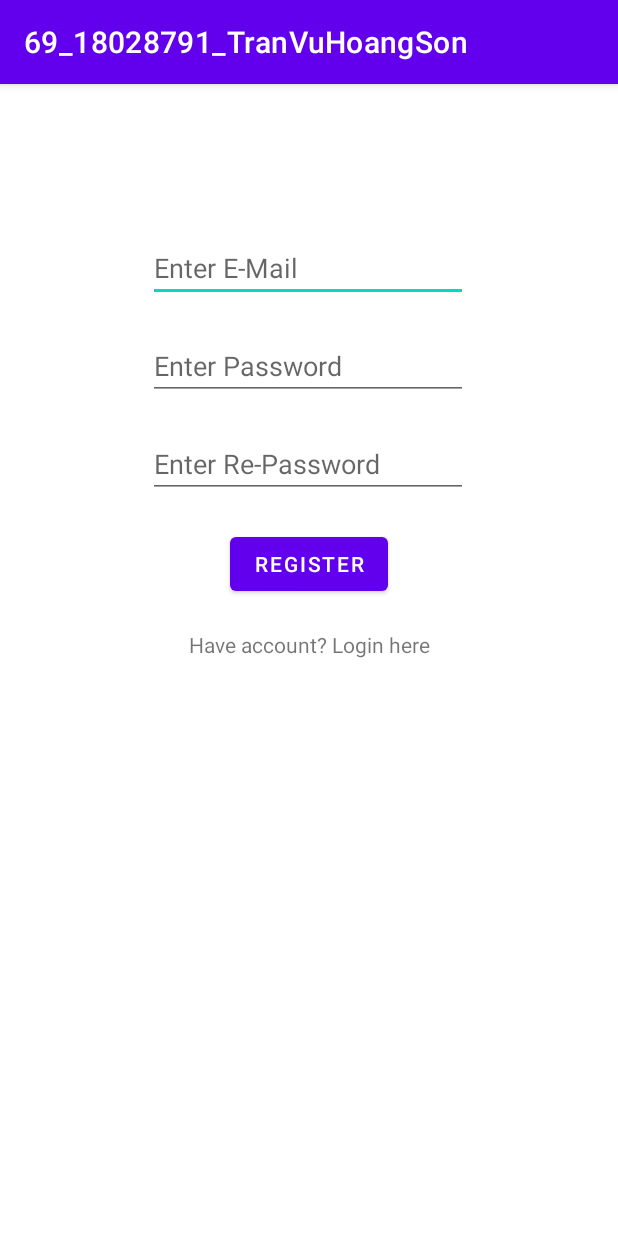
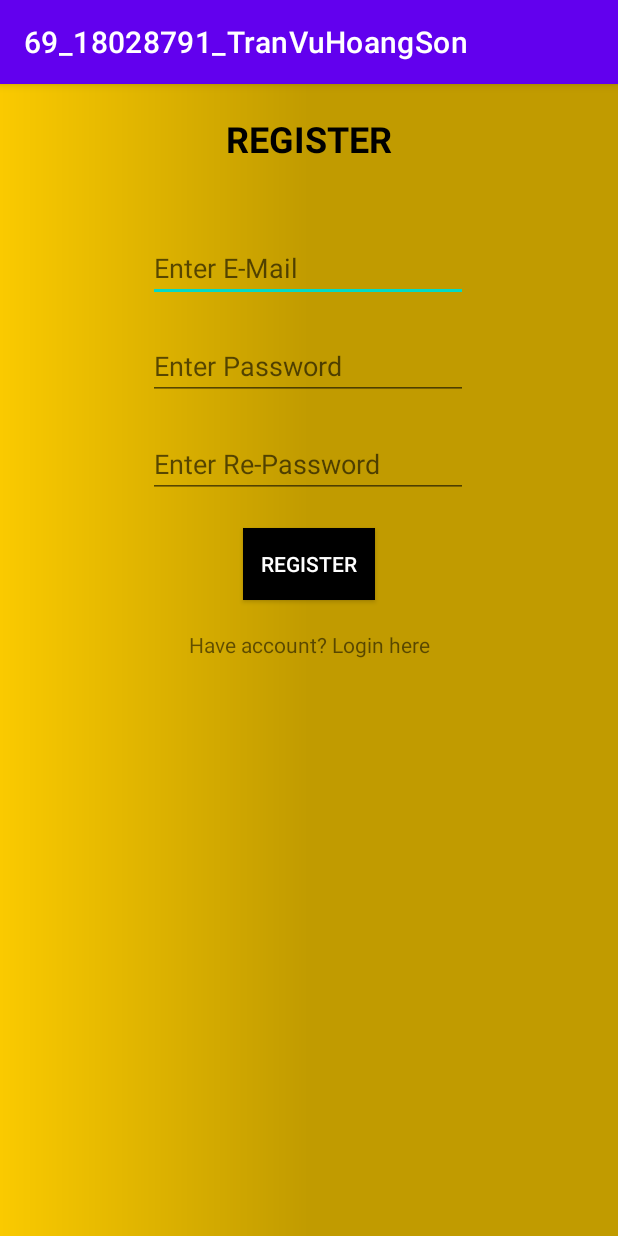
Before and after one commit to onebabyq/Lab_Mobile, an Android app: the screen it shows after launch (RegisterActivity), after a tap on "Don't have account? Register here", on a phone screen of 412 x 824 dp. Run offline under Robolectric (Android 15) with nearby library versions, the phone set to English and light mode, and no system bars; our stand-ins replace Firebase (no records; nobody signed in at launch, a user with empty details on screens opened directly); 1 other tap on this screen came first.

Commit message:
commit chuc nang register + hinhANh

```diff
--- a/69_18028791_TranVuHoangSon/app/src/main/res/layout/activity_register.xml
+++ b/69_18028791_TranVuHoangSon/app/src/main/res/layout/activity_register.xml
@@ -4,7 +4,8 @@
     xmlns:tools="http://schemas.android.com/tools"
     android:layout_width="match_parent"
     android:layout_height="match_parent"
-    tools:context=".RegisterActivity">
+    tools:context=".RegisterActivity"
+    android:background="@drawable/background_img">
 
 
     <EditText
@@ -45,11 +46,13 @@
         app:layout_constraintHorizontal_bias="0.497"
         app:layout_constraintStart_toStartOf="parent"
         app:layout_constraintTop_toBottomOf="@+id/etRegisterPassword" />
-    <Button
+    <android.widget.Button
         android:id="@+id/btnRegister"
         android:layout_width="wrap_content"
         android:layout_height="wrap_content"
         android:layout_marginTop="20dp"
+        android:textColor="@color/white"
+        android:background="@color/black"
         android:text="REGISTER"
         app:layout_constraintEnd_toEndOf="parent"
         app:layout_constraintStart_toStartOf="parent"
@@ -64,4 +67,17 @@
         app:layout_constraintEnd_toEndOf="parent"
         app:layout_constraintStart_toStartOf="parent"
         app:layout_constraintTop_toBottomOf="@+id/btnRegister" />
+
+    <TextView
+        android:id="@+id/textView3"
+        android:layout_width="wrap_content"
+        android:layout_height="wrap_content"
+        android:layout_marginTop="20dp"
+        android:text="REGISTER"
+        android:textColor="@color/black"
+        android:textSize="24sp"
+        android:textStyle="bold"
+        app:layout_constraintEnd_toEndOf="parent"
+        app:layout_constraintStart_toStartOf="parent"
+        app:layout_constraintTop_toTopOf="parent" />
 </androidx.constraintlayout.widget.ConstraintLayout>
```
Also changed, not shown: 69_18028791_TranVuHoangSon/app/src/main/java/com/example/a69_18028791_tranvuhoangson/AddProductActivity.java (+8 -1 lines), 69_18028791_TranVuHoangSon/app/src/main/java/com/example/a69_18028791_tranvuhoangson/ManagerActivity.java (+7 -0 lines), 69_18028791_TranVuHoangSon/app/src/main/java/com/example/a69_18028791_tranvuhoangson/ShowInfoActivity.java (+9 -1 lines), 69_18028791_TranVuHoangSon/app/src/main/java/com/example/a69_18028791_tranvuhoangson/UpdateProductActivity.java (+8 -1 lines), 1 other file.
